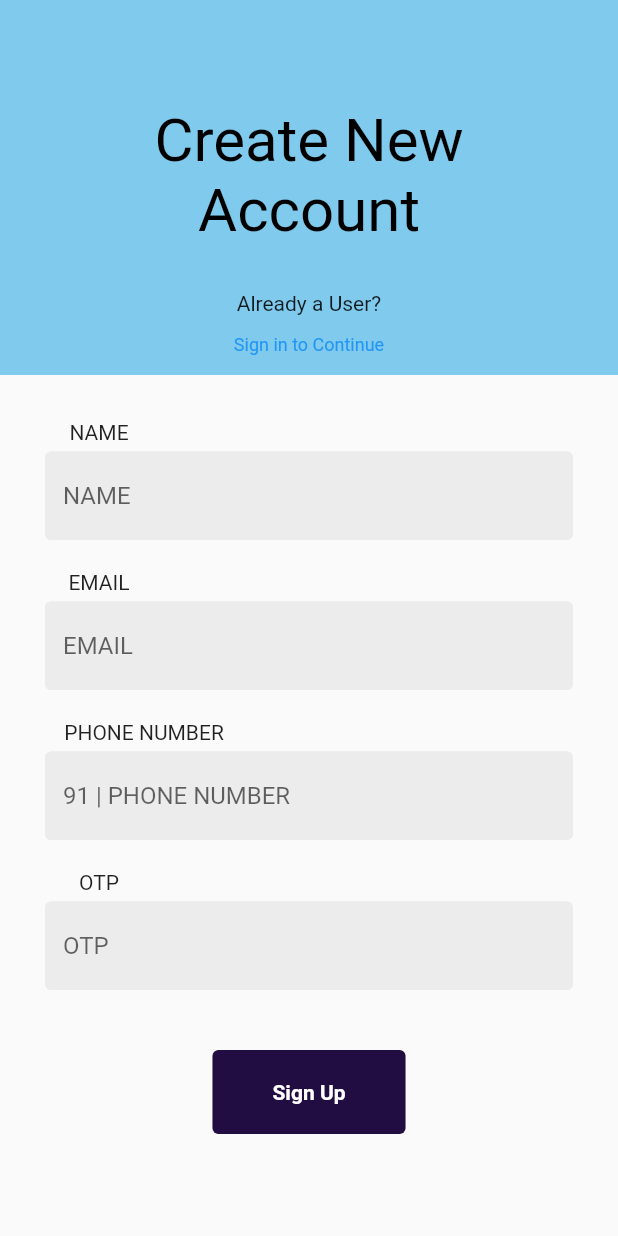
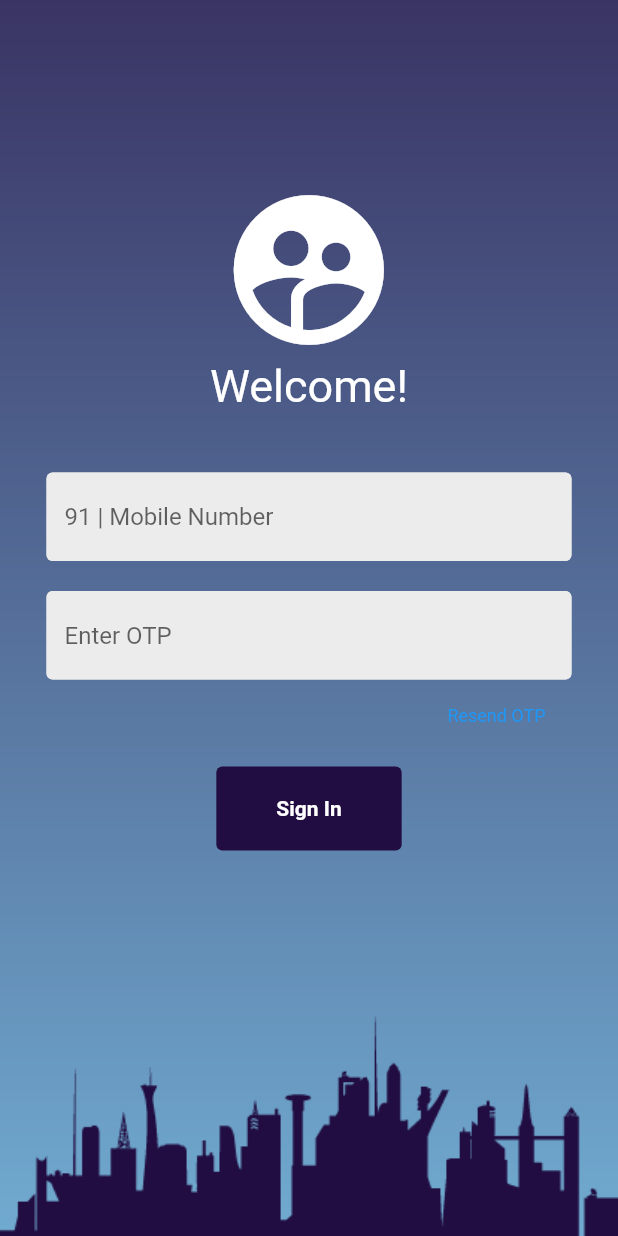
Before and after one commit to leahdsouza/Skilled-worker-app, a Flutter app: the screen it shows after launch, on a phone screen of 412 x 824 dp. Run offline on Flutter 3.47's test engine with Material 2 defaults, Android fonts, the phone set to English and light mode, and no system bars; our stand-ins replace settings_ui.

Commit message:
login page added

```diff
--- a/lib/main.dart
+++ b/lib/main.dart
@@ -1,12 +1,15 @@
+
 import 'package:flutter/material.dart';
 import 'package:skilled_worker_app/pages/create_new_account.dart';
 import 'package:skilled_worker_app/pages/settings.dart';
+import 'package:skilled_worker_app/pages/login.dart';
 
 void main() {
   runApp(MaterialApp(
-    initialRoute: '/',
+    initialRoute: '/login',
 
     routes:{
+      '/login': (context) => Login(),
       '/': (context)=> CreateAccount(),
       '/second': (context) => SettingPage(),
     },
--- a/lib/pages/login.dart
+++ b/lib/pages/login.dart
@@ -0,0 +1,110 @@
+import 'package:flutter/cupertino.dart';
+import 'package:flutter/material.dart';
+
+
+class Login extends StatelessWidget {
+  const Login({Key? key}) : super(key: key);
+
+  @override
+  Widget build(BuildContext context) {
+    return Scaffold(
+      body: Stack(
+        children: [
+          Container(
+            decoration: BoxDecoration(
+              image: DecorationImage(
+                  image:AssetImage('images/LoginBg.png'),
+                  fit: BoxFit.cover,
+              )
+            ),
+          ),
+          Positioned(
+            top: 120,
+            left: 30,
+            right: 30,
+            child: Column(
+              mainAxisAlignment: MainAxisAlignment.center,
+              crossAxisAlignment: CrossAxisAlignment.center,
+              children: [
+                Icon(
+                  Icons.supervised_user_circle,
+                  color: Colors.white,
+                  size: 120
+                ),
+                Text(
+                    'Welcome!',
+                    style: TextStyle(
+                      color: Colors.white,
+                      fontSize: 30
+                    ),
+                ),
+                SizedBox(height: 40,),
+                Container(
+                  width: 350,
+                  child: TextField(
+                    decoration: InputDecoration(
+                      enabledBorder: OutlineInputBorder(
+                        borderSide: BorderSide(color: Color(int.parse(("0xffececec"))),width: 2.0),
+                      ),
+                      hintText: '91 | Mobile Number',
+                      fillColor: Color(int.parse(("0xffececec"))),
+                      filled: true,
+
+
+                    ),
+                  ),
+                ),
+                SizedBox(height: 20,),
+                Container(
+                  width: 350,
+                  child: TextField(
+                    decoration: InputDecoration(
+                      enabledBorder: OutlineInputBorder(
+                        borderSide: BorderSide(color: Color(int.parse(("0xffececec"))),width: 2.0),
+                      ),
+                      hintText: 'Enter OTP',
+                      fillColor: Color(int.parse(("0xffececec"))),
+                      filled: true,
+
+
+                    ),
+                  ),
+
+                ),
+                SizedBox(height: 0,),
+                Padding(
+                  padding: const EdgeInsets.fromLTRB(250,0,0,10),
+                  child: TextButton(
+                    style: TextButton.styleFrom(
+                      textStyle: const TextStyle(fontSize: 12,color: Colors.black),
+
+                    ),
+                    onPressed: (){},
+                    child: Text('Resend OTP'),
+                  ),
+                ),
+                TextButton(
+
+                  style: ElevatedButton.styleFrom(
+                      primary: Color(int.parse("0xff210d41")),
+                      padding: EdgeInsets.fromLTRB(40, 20, 40, 20)
+                  ),
+                  child: Text(
+                    "Sign In",
+                    style: TextStyle(
+                        color: Colors.white,
+                        fontWeight: FontWeight.bold
+                    ),
+                  ),
+                  onPressed: () {
+                    Navigator.pushNamed(context, '/');
+                  },
+                ),
+              ],
+            ),
+          )
+        ],
+      )
+    );
+  }
+}
```
Also changed, not shown: pubspec.yaml (+4 -3 lines), images/LoginBg.png (added), pubspec.lock.
